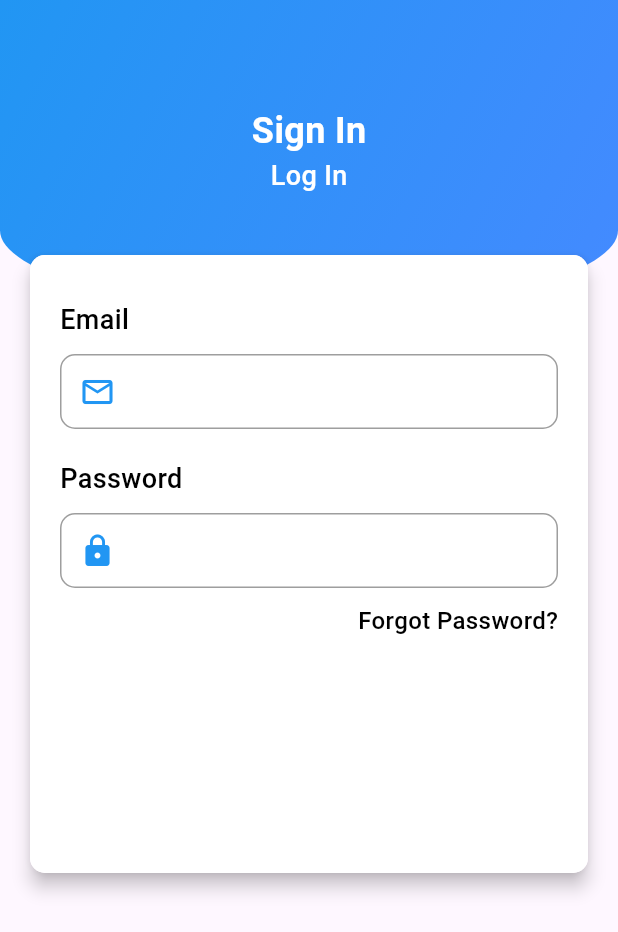
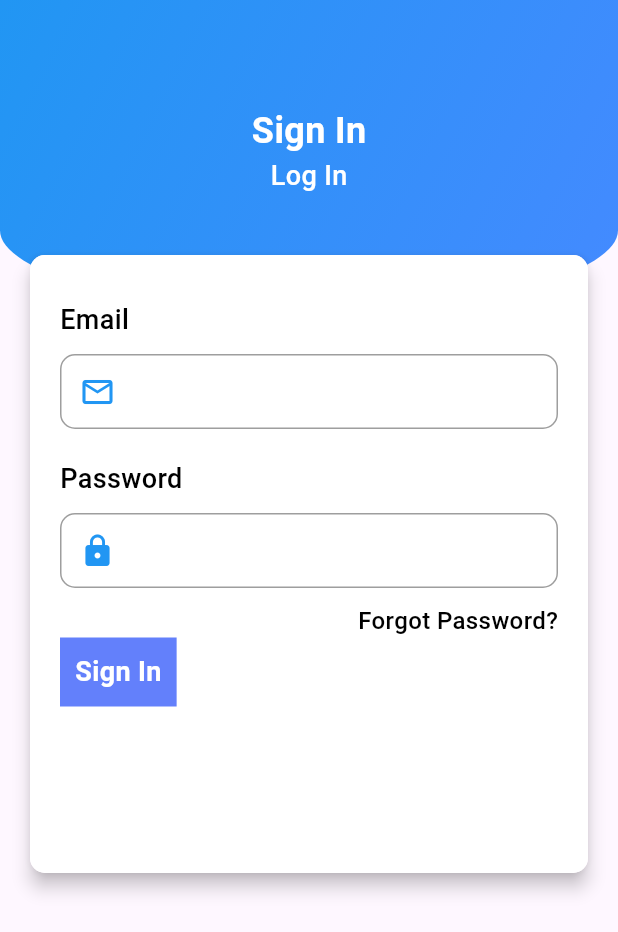
Before and after one commit to adogbeji/FlutterChatAppTwo, a Flutter app: the screen it shows after launch, on a phone screen of 412 x 824 dp. Shown: the top 932 px of the screen. Run offline on Flutter 3.47's test engine with Material 3 defaults, Android fonts, the phone set to English and light mode, and no system bars.

Commit message:
Add more styling for sign in screen

```diff
--- a/lib/views/screens/auth/signin.dart
+++ b/lib/views/screens/auth/signin.dart
@@ -144,6 +144,17 @@ class _SignInState extends State<SignIn> {
                                 ),
                               ),
                             ),
+                            Container(
+                              decoration: const BoxDecoration(
+                                color: Color(0xFF6380FB),
+                              ),
+                              padding: const EdgeInsets.all(10),
+                              child: const Text('Sign In', style: TextStyle(
+                                fontSize: 18,
+                                color: Colors.white,
+                                fontWeight: FontWeight.bold,
+                              ),),
+                            ),
                           ],
                         ),
                       ),
```
